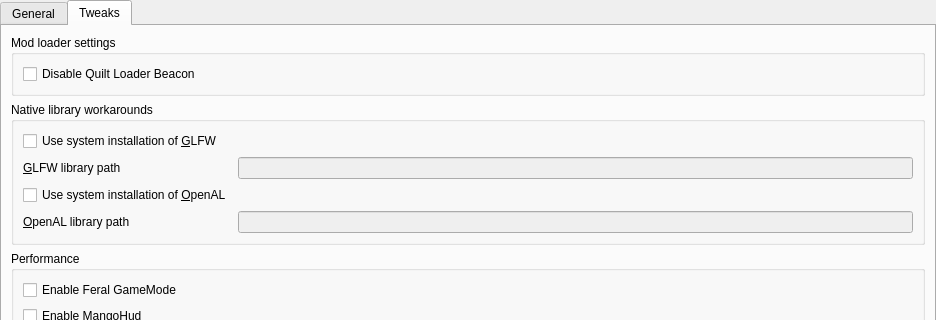
First picture: the form in launcher/ui/pages/global/MinecraftPage.ui, repository FreesmTeam/FreesmLauncher, before the edit; both pictures show x 0 to 936 and y 0 to 320 of the 936 by 541 pixel window.
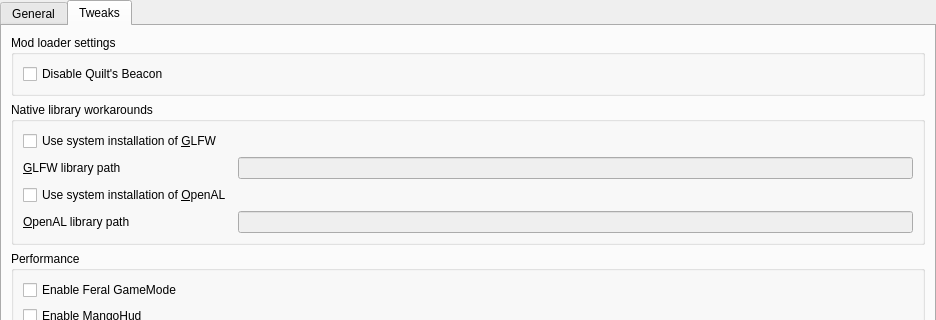
Second picture: the form after the edit. The open tabs and pages were chosen to show the change.

Commit message:
Revert "chore: better explain quilt loader beacon"
This reverts commit 4c3b574b8daf13a35e722cd13fad545feadc050a.

```diff
--- a/launcher/ui/pages/global/MinecraftPage.ui
+++ b/launcher/ui/pages/global/MinecraftPage.ui
@@ -199,10 +199,7 @@
           <item>
            <widget class="QCheckBox" name="disableQuiltBeaconCheckBox">
             <property name="text">
-             <string>Disable Quilt Loader Beacon</string>
-            </property>
-            <property name="toolTip">
-             <string>Disable Quilt loader's beacon for counting monthly active users</string>
+             <string>Disable Quilt's Beacon</string>
             </property>
            </widget>
           </item>
```
The commit also changes 2 other files.
